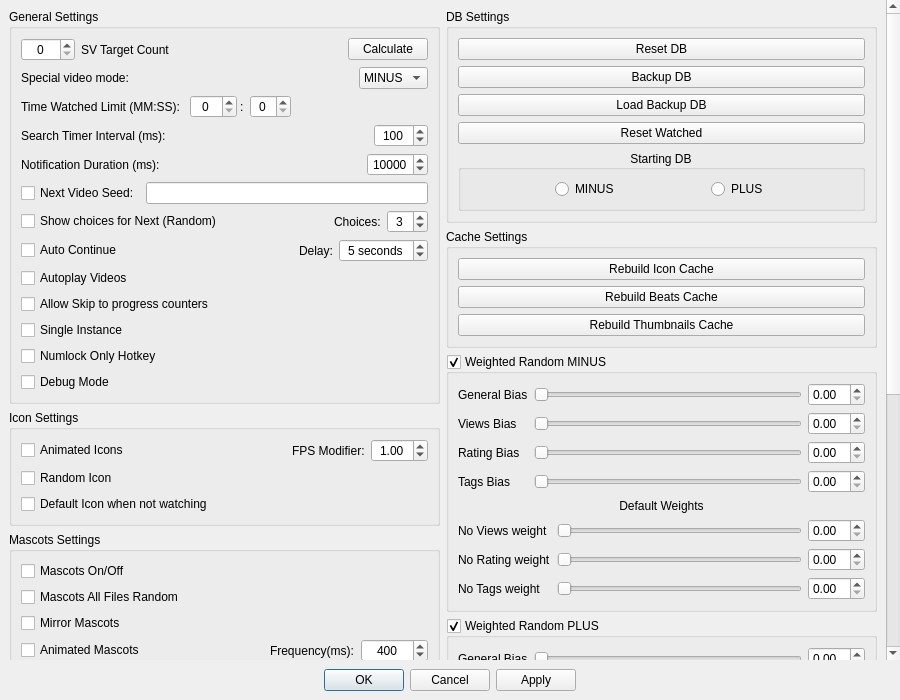
Old version of the form MediaManager/src/QtClasses/UI/Form Files/SettingsDialog.ui in the repository PaunescuAndrei/MediaManager.
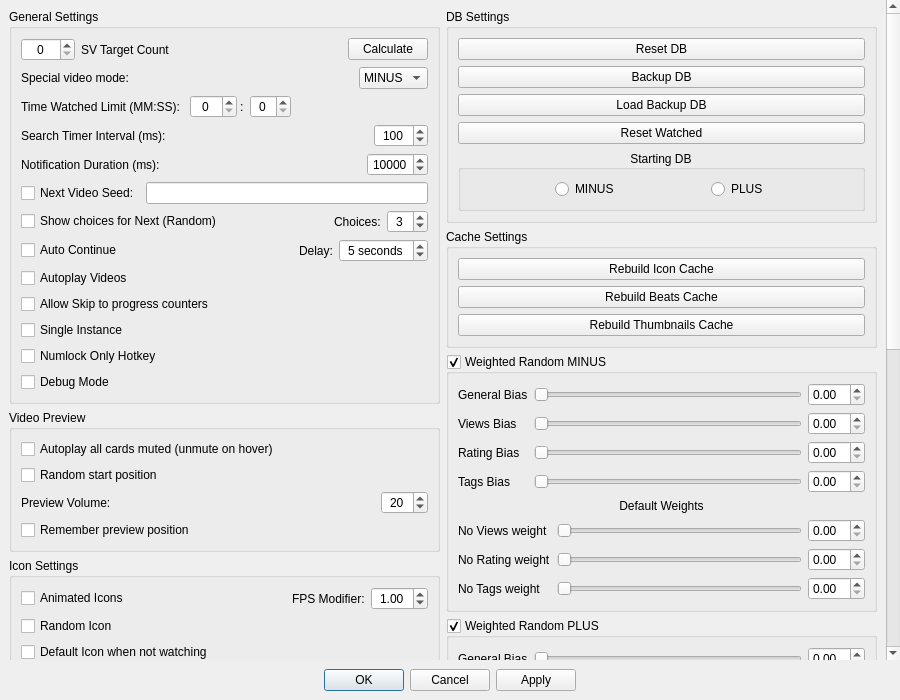
New version of the form. Custom widgets are drawn as their Qt base class.

Commit message: video preview in nextchoicedialog

```diff
--- a/MediaManager/src/QtClasses/UI/Form Files/SettingsDialog.ui
+++ b/MediaManager/src/QtClasses/UI/Form Files/SettingsDialog.ui
@@ -584,6 +584,93 @@
            </layout>
           </widget>
          </item>
+           <item>
+            <widget class="QGroupBox" name="previewGroupBox">
+             <property name="title">
+              <string>Video Preview</string>
+             </property>
+             <layout class="QVBoxLayout" name="verticalLayout_preview">
+              <item>
+               <widget class="QCheckBox" name="previewAutoplayAllMute">
+                <property name="text">
+                 <string>Autoplay all cards muted (unmute on hover)</string>
+                </property>
+               </widget>
+              </item>
+              <item>
+               <widget class="QCheckBox" name="previewRandomStart">
+                <property name="text">
+                 <string>Random start position</string>
+                </property>
+               </widget>
+              </item>
+              <item>
+               <widget class="QWidget" name="previewVolumeWidget" native="true">
+                <layout class="QHBoxLayout" name="horizontalLayout_previewVolume">
+                 <property name="leftMargin">
+                  <number>0</number>
+               </property>
+               <property name="topMargin">
+                <number>0</number>
+               </property>
+               <property name="rightMargin">
+                <number>0</number>
+               </property>
+               <property name="bottomMargin">
+                <number>0</number>
+               </property>
+               <item>
+                <widget class="QLabel" name="previewVolumeLabel">
+                 <property name="text">
+                  <string>Preview Volume:</string>
+                 </property>
+                </widget>
+               </item>
+               <item>
+                <spacer name="previewVolumeSpacer">
+                 <property name="orientation">
+                  <enum>Qt::Orientation::Horizontal</enum>
+                 </property>
+                 <property name="sizeHint" stdset="0">
+                  <size>
+                   <width>40</width>
+                   <height>20</height>
+                  </size>
+                 </property>
+                </spacer>
+               </item>
+               <item>
+                <widget class="QSpinBox" name="previewVolumeSpinBox">
+                 <property name="focusPolicy">
+                  <enum>Qt::FocusPolicy::StrongFocus</enum>
+                 </property>
+                 <property name="alignment">
+                  <set>Qt::AlignmentFlag::AlignCenter</set>
+                 </property>
+                 <property name="minimum">
+                  <number>0</number>
+                 </property>
+                 <property name="maximum">
+                  <number>100</number>
+                 </property>
+                 <property name="value">
+                 <number>20</number>
+                 </property>
+                </widget>
+               </item>
+               </layout>
+              </widget>
+              </item>
+              <item>
+               <widget class="QCheckBox" name="previewRememberPosition">
+                <property name="text">
+                 <string>Remember preview position</string>
+                </property>
+               </widget>
+              </item>
+             </layout>
+            </widget>
+           </item>
          <item>
           <widget class="QGroupBox" name="iconGroupBox">
            <property name="sizePolicy">
```
The commit also changes 10 other files.
